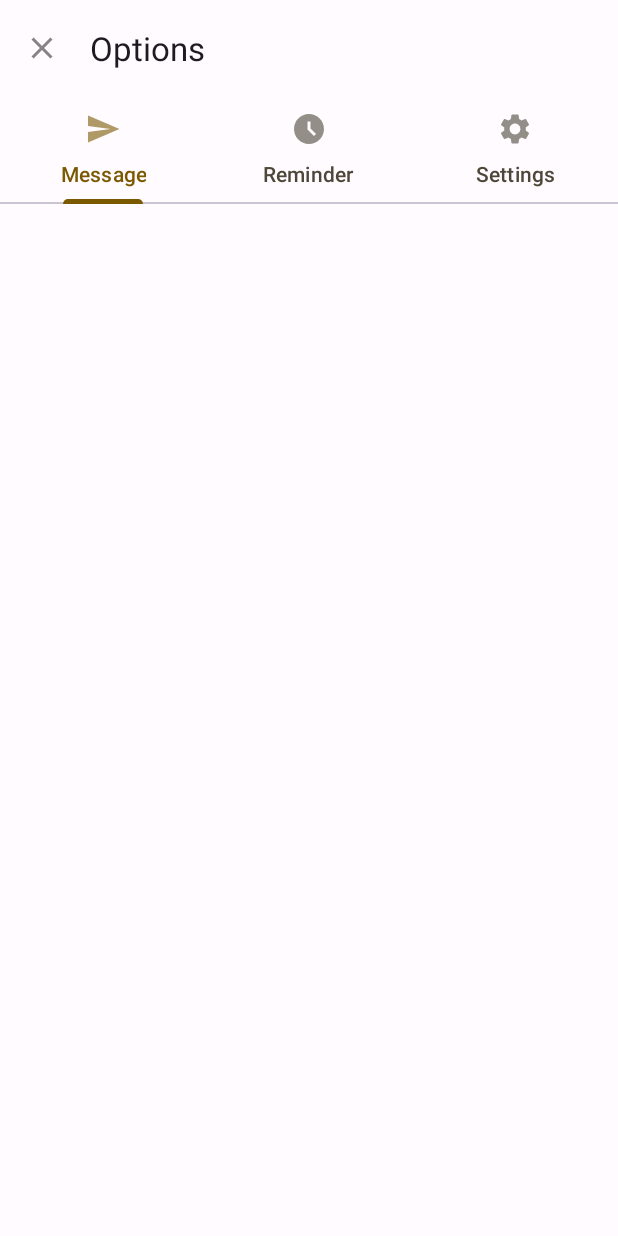
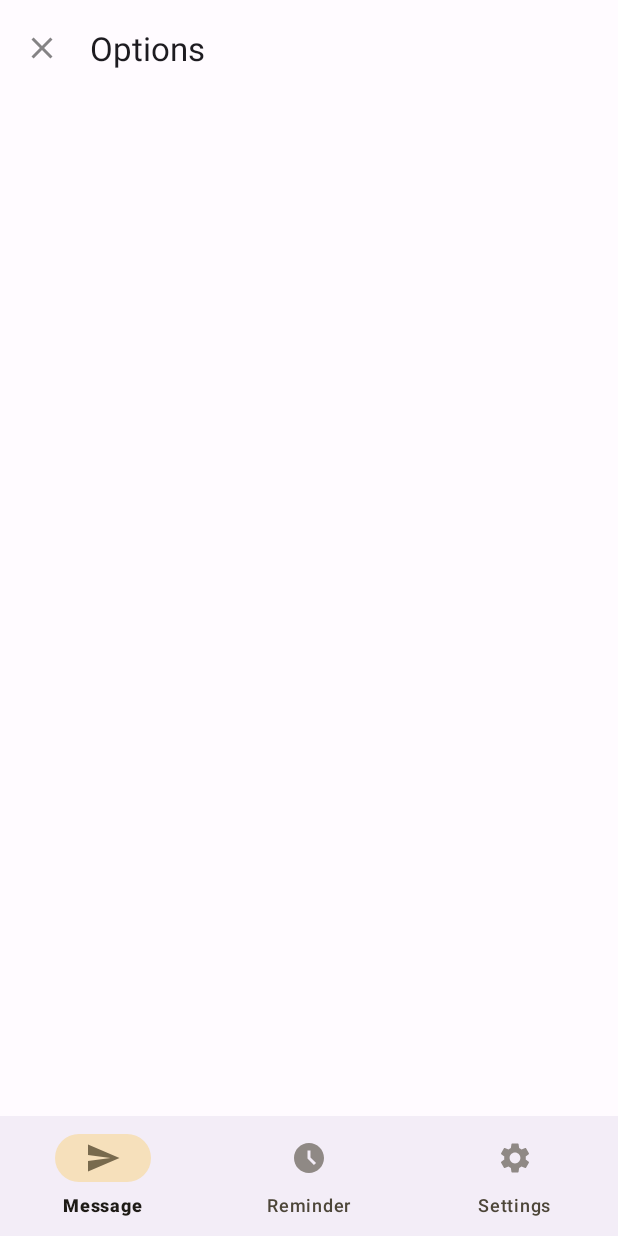
Before and after one commit to loooris/ZoneTasker, an Android app: the OptionsMenuActivity screen opened directly, with no data from a screen before it, on a phone screen of 412 x 824 dp. Run offline under Robolectric (Android 15) with nearby library versions, the phone set to English and light mode, and no system bars.

Commit message:
replaced topbar with navigationbar

```diff
--- a/app/src/main/java/com/github/loooris/zonetasker/OptionsMenuActivity.kt
+++ b/app/src/main/java/com/github/loooris/zonetasker/OptionsMenuActivity.kt
@@ -3,6 +3,7 @@ package com.github.loooris.zonetasker
 import androidx.appcompat.app.AppCompatActivity
 import android.os.Bundle
 import com.google.android.material.appbar.MaterialToolbar
+import com.google.android.material.navigation.NavigationBarView
 
 class OptionsMenuActivity : AppCompatActivity() {
     override fun onCreate(savedInstanceState: Bundle?) {
@@ -29,5 +30,23 @@ class OptionsMenuActivity : AppCompatActivity() {
 //            }
 //        }
 
+        NavigationBarView.OnItemSelectedListener { item ->
+            when(item.itemId) {
+                R.id.messageItem -> {
+                    // Respond to navigation messageItem click
+                    true
+                }
+                R.id.reminderItem -> {
+                    // Respond to navigation reminderItem click
+                    true
+                }
+                R.id.settingsItem -> {
+                    // Respond to navigation settingsItem click
+                    true
+                }
+                else -> false
+            }
+        }
+
     }
 }
--- a/app/src/main/res/layout/activity_options_menu.xml
+++ b/app/src/main/res/layout/activity_options_menu.xml
@@ -25,32 +25,15 @@
                 app:navigationIcon="@drawable/ic_close"
                 app:title="@string/options" />
 
-            <com.google.android.material.tabs.TabLayout
-                android:layout_width="match_parent"
-                android:layout_height="wrap_content"
-                app:tabMode="fixed">
+        </com.google.android.material.appbar.AppBarLayout>
 
-                <com.google.android.material.tabs.TabItem
-                    android:layout_width="wrap_content"
-                    android:layout_height="wrap_content"
-                    android:icon="@drawable/ic_send"
-                    android:text="@string/message" />
+        <com.google.android.material.bottomnavigation.BottomNavigationView
+            android:id="@+id/bottom_navigation"
+            android:layout_width="match_parent"
+            android:layout_height="wrap_content"
+            android:layout_gravity="bottom"
+            app:menu="@menu/bottom_navigation_menu" />
 
-                <com.google.android.material.tabs.TabItem
-                    android:layout_width="wrap_content"
-                    android:layout_height="wrap_content"
-                    android:icon="@drawable/ic_clock"
-                    android:text="@string/reminder" />
-
-                <com.google.android.material.tabs.TabItem
-                    android:layout_width="wrap_content"
-                    android:layout_height="wrap_content"
-                    android:icon="@drawable/ic_settings"
-                    android:text="@string/settings" />
-
-            </com.google.android.material.tabs.TabLayout>
-
-        </com.google.android.material.appbar.AppBarLayout>
 
         <!--        todo see if needed-->
         <!--        &lt;!&ndash; Note: A RecyclerView can also be used &ndash;&gt;-->
--- /dev/null
+++ b/app/src/main/res/menu/bottom_navigation_menu.xml
@@ -0,0 +1,18 @@
+<?xml version="1.0" encoding="utf-8"?>
+<menu xmlns:android="http://schemas.android.com/apk/res/android">
+    <item
+        android:id="@+id/messageItem"
+        android:enabled="true"
+        android:icon="@drawable/ic_send"
+        android:title="@string/message"/>
+    <item
+        android:id="@+id/reminderItem"
+        android:enabled="true"
+        android:icon="@drawable/ic_clock"
+        android:title="@string/reminder"/>
+    <item
+        android:id="@+id/settingsItem"
+        android:enabled="true"
+        android:icon="@drawable/ic_settings"
+        android:title="@string/settings"/>
+</menu>
```
